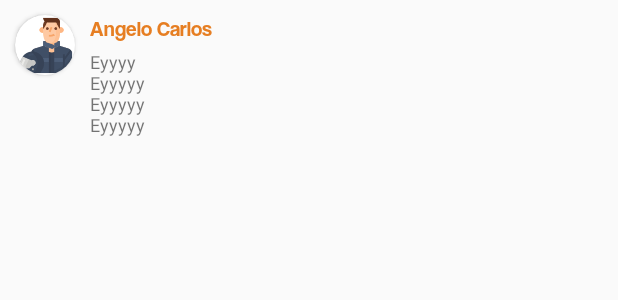
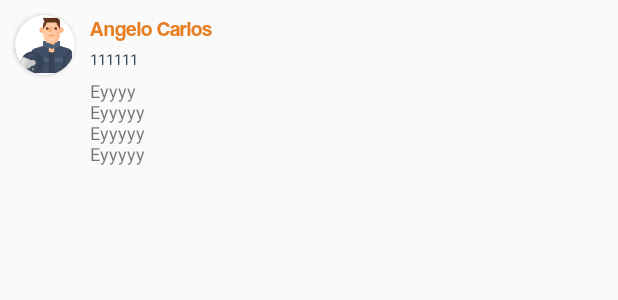
Before and after one commit to cchristopherjaudian/Padyak, an Android app: the layout row_comment.xml on its own in the app's theme, with its tools: preview values and no code run, on a phone screen of 412 x 824 dp. Shown: the top 300 px of the screen. Run offline under Robolectric (Android 15) with nearby library versions, the phone set to English and light mode, and no system bars.

Commit message:
refactor: Change Comment View/Adapter
- Add Comment Date in recycler row
- Change Comment DTO

```diff
--- a/mobile/app/src/main/java/com/padyak/adapter/adapterComment.java
+++ b/mobile/app/src/main/java/com/padyak/adapter/adapterComment.java
@@ -40,6 +40,7 @@ public class adapterComment extends RecyclerView.Adapter<adapterComment.viewHold
 
     @Override
     public void onBindViewHolder(@NonNull adapterComment.viewHolder holder, int position) {
+        holder.txBottomCommentDate.setText(commentList.get(position).getCreatedAt().replace("+08:00","").replace("T"," "));
         holder.txBottomCommentName.setText(commentList.get(position).getDisplayName());
         holder.txBottomCommentCaption.setText(commentList.get(position).getComment());
         Picasso.get().load(commentList.get(position).getPhotoUrl()).into(holder.imgBottomComment);
@@ -52,7 +53,7 @@ public class adapterComment extends RecyclerView.Adapter<adapterComment.viewHold
 
     public class viewHolder extends RecyclerView.ViewHolder {
         ImageView  imgBottomComment;
-        TextView txBottomCommentName,  txBottomCommentCaption;
+        TextView txBottomCommentName,  txBottomCommentCaption,txBottomCommentDate;
 
         public viewHolder(@NonNull View itemView) {
             super(itemView);
@@ -60,7 +61,7 @@ public class adapterComment extends RecyclerView.Adapter<adapterComment.viewHold
 
             txBottomCommentName = itemView.findViewById(R.id.txBottomCommentName);
             txBottomCommentCaption = itemView.findViewById(R.id.txBottomCommentCaption);
-
+            txBottomCommentDate = itemView.findViewById(R.id.txBottomCommentDate);
         }
 
     }
--- a/mobile/app/src/main/java/com/padyak/fragment/fragmentComments.java
+++ b/mobile/app/src/main/java/com/padyak/fragment/fragmentComments.java
@@ -93,8 +93,11 @@ public class fragmentComments extends BottomSheetDialogFragment {
                 JSONObject responseJSON = new JSONObject(response);
                 int responseCode = responseJSON.getInt("status");
                 if(responseCode != 200) throw new JSONException("");
+                JSONObject dataJSON = responseJSON.getJSONObject("data");
                 etAddComment.setText("");
                 Comment comment = new Comment();
+                comment.setCreatedAt(dataJSON.getString("createdAt"));
+                comment.setId(dataJSON.getString("id"));
                 comment.setComment(newComment);
                 comment.setPhotoUrl(LoggedUser.getInstance().getImgUrl());
                 comment.setUserId(LoggedUser.loggedUser.getUuid());
--- a/mobile/app/src/main/res/layout/row_comment.xml
+++ b/mobile/app/src/main/res/layout/row_comment.xml
@@ -39,6 +39,19 @@
         app:layout_constraintStart_toEndOf="@+id/cardSubProfile"
         app:layout_constraintTop_toTopOf="@+id/cardSubProfile" />
 
+    <TextView
+        android:id="@+id/txBottomCommentDate"
+        android:layout_width="0dp"
+        android:layout_height="wrap_content"
+        android:layout_marginStart="10dp"
+        android:layout_marginTop="5dp"
+        android:layout_marginEnd="10dp"
+        android:textColor="@color/ok_color"
+        android:text="111111"
+        android:textSize="10dp"
+        app:layout_constraintEnd_toEndOf="parent"
+        app:layout_constraintStart_toEndOf="@+id/cardSubProfile"
+        app:layout_constraintTop_toBottomOf="@+id/txBottomCommentName" />
 
     <TextView
         android:id="@+id/txBottomCommentCaption"
@@ -52,5 +65,5 @@
         app:layout_constraintBottom_toBottomOf="parent"
         app:layout_constraintEnd_toEndOf="parent"
         app:layout_constraintStart_toEndOf="@+id/cardSubProfile"
-        app:layout_constraintTop_toBottomOf="@+id/txBottomCommentName" />
+        app:layout_constraintTop_toBottomOf="@+id/txBottomCommentDate" />
 </androidx.constraintlayout.widget.ConstraintLayout>
```
Also changed, not shown: mobile/app/src/main/java/com/padyak/activity/frmSaveRide.java (+80 -68 lines), mobile/app/src/main/java/com/padyak/adapter/adapterNewsfeed.java (+7 -3 lines), mobile/app/src/main/java/com/padyak/dto/Comment.java (+24 -4 lines).
